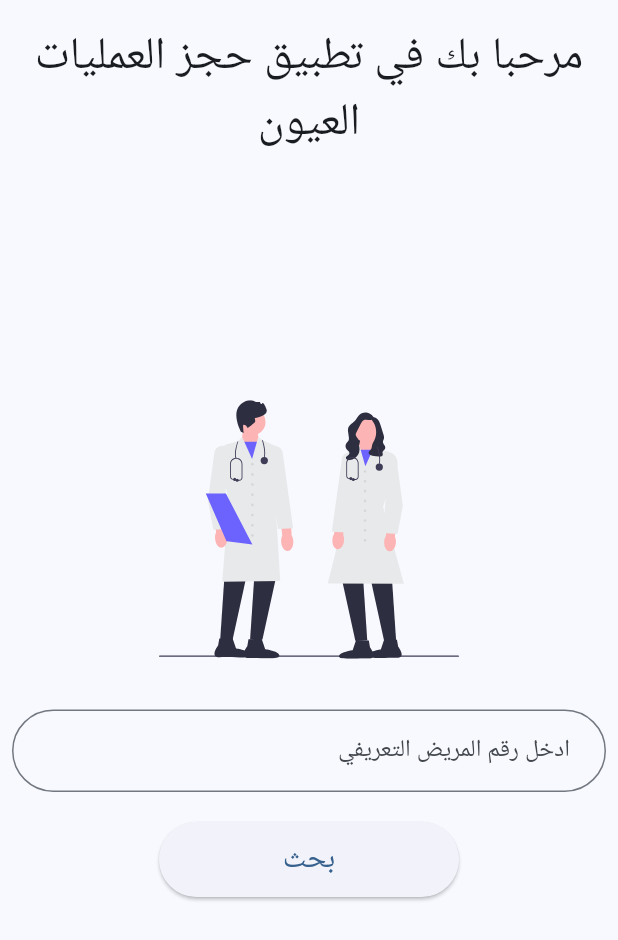
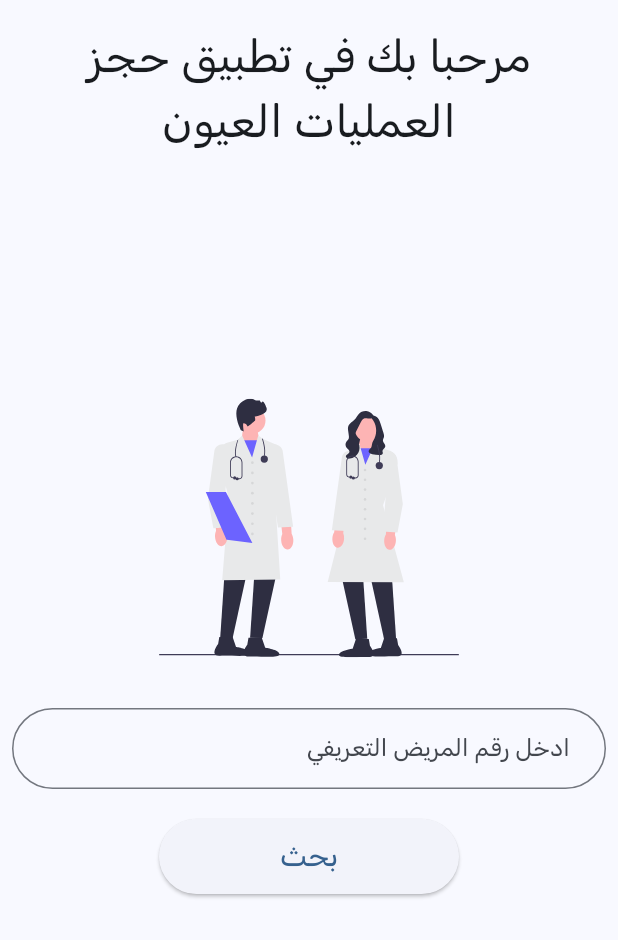
Before and after one commit to omer358/surgery-reservation-app, a Flutter app: the screen it shows after launch, on a phone screen of 412 x 824 dp. Shown: the top 940 px of the screen. Run offline on Flutter 3.47's test engine with Material 3 defaults, Android fonts, the phone set to English and light mode, and no system bars; our stand-ins replace cloud_firestore, firebase_core, flutter_local_notifications, flutter_svg; accounts and stored records are empty.

Commit message:
change the app font family to rubik regular

```diff
--- a/lib/main.dart
+++ b/lib/main.dart
@@ -25,7 +25,7 @@ class MyApp extends StatelessWidget {
   @override
   Widget build(BuildContext context) {
     return MaterialApp(
-      theme: ThemeData(colorScheme: ColorScheme.fromSeed(seedColor: Colors.blue)),
+      theme: ThemeData(colorScheme: ColorScheme.fromSeed(seedColor: Colors.blue), fontFamily: "Rubik"),
       darkTheme: ThemeData(colorScheme: const ColorScheme.dark()),
       locale: const Locale('ar'), // English language code with LTR direction
       home:  EntryScreen(),
```
Also changed, not shown: pubspec.yaml (+4 -4 lines), assets/fonts/Rubik-Regular.ttf (added), 1 other file.
